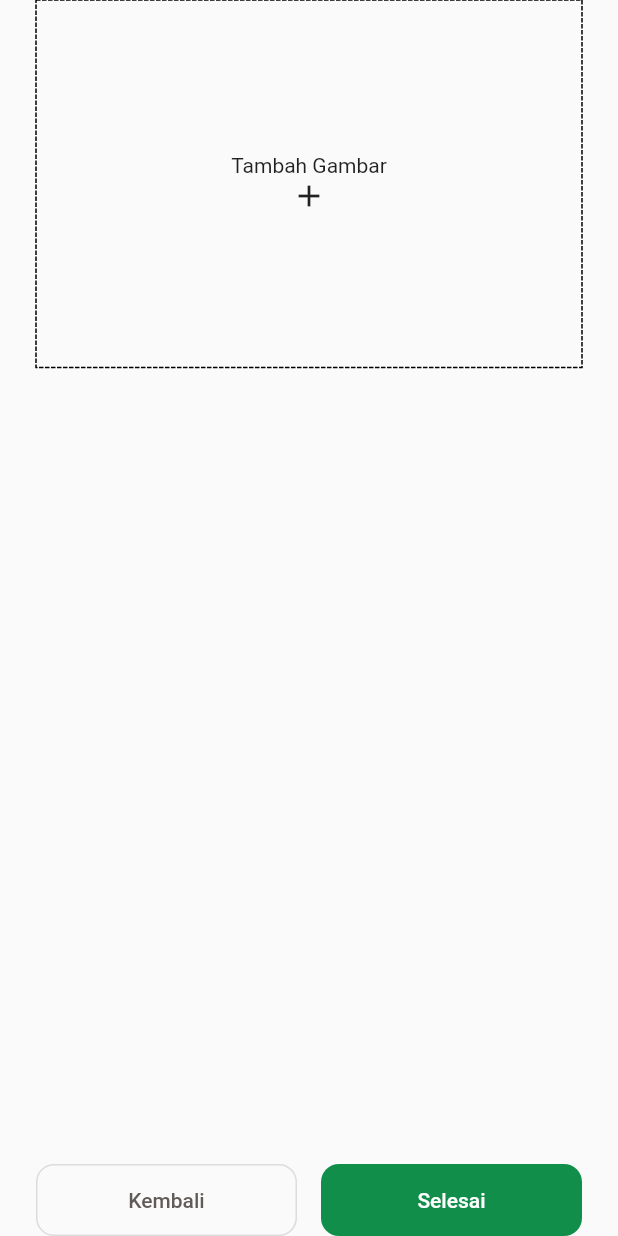
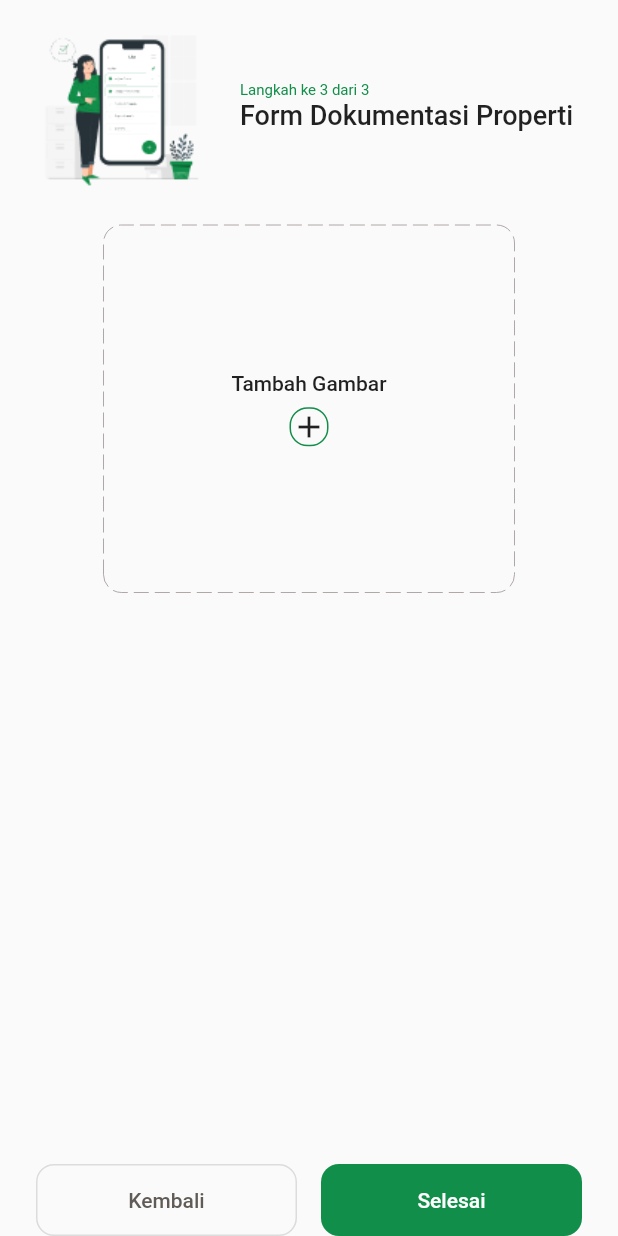
Before and after one commit to hezbims/Kiossku-Flutter, a Flutter app: the Form3Screen screen opened by its route, on a phone screen of 412 x 824 dp. Run offline on Flutter 3.47's test engine with Material 2 defaults, Android fonts, the phone set to English and light mode, and no system bars; drawn by our look-alikes of dotted_border; our stand-ins replace cached_network_image, fluttertoast, get, image_picker; network calls fail; Roboto replaces fonts that are missing (DM Sans).

Commit message:
Betulin tampilan form3

```diff
--- a/lib/fitur_submit_properti/presentation/form_3/form_3_screen.dart
+++ b/lib/fitur_submit_properti/presentation/form_3/form_3_screen.dart
@@ -5,6 +5,7 @@ import 'package:kiossku_flutter/fitur_submit_properti/presentation/form_3/form_3
 import 'package:kiossku_flutter/fitur_submit_properti/presentation/form_3/ui_component/deletable_gambar.dart';
 import 'package:kiossku_flutter/fitur_submit_properti/presentation/form_3/ui_component/tambah_gambar.dart';
 import 'package:kiossku_flutter/fitur_submit_properti/presentation/ui_component/back_next_button.dart';
+import 'package:kiossku_flutter/fitur_submit_properti/presentation/ui_component/form_header.dart';
 
 class Form3Screen extends StatelessWidget{
   const Form3Screen({
@@ -15,15 +16,29 @@ class Form3Screen extends StatelessWidget{
   Widget build(BuildContext context) {
     return SafeArea(
         child: Scaffold(
-          body: Padding(
-            padding: const EdgeInsets.symmetric(horizontal: 24),
-            child: GetBuilder<Form3Controller>(
+          body: GetBuilder<Form3Controller>(
             builder: (controller) {
               return Column(
                 children: [
                   Expanded(
-                      child: ListView(
+                    child: SingleChildScrollView(
+                      child: SizedBox(
+                        width: double.infinity,
+                        child: Column(
+                            crossAxisAlignment: CrossAxisAlignment.center,
                             children : [
+                              const SizedBox(height: 16,),
+
+                              Padding(
+                                padding: const EdgeInsets.symmetric(horizontal: 24),
+                                child: FormHeader(
+                                    formNumber: 3,
+                                    title: "Form Dokumentasi Properti"
+                                ),
+                              ),
+
+                              const SizedBox(height: 24,),
+
                               const TambahGambar(),
                               ...List.generate(
                                   controller.images.length ,
@@ -39,21 +54,26 @@ class Form3Screen extends StatelessWidget{
                                             }
                                         ),
                                       )
-                            )
+                              ),
+                              SizedBox(height: 32,)
                             ]
                         ),
                       ),
+                    ),
+                  ),
 
-                    BackNextButton(
+                  Padding(
+                    padding: const EdgeInsets.symmetric(horizontal: 24),
+                    child: BackNextButton(
                         clickNext: controller.clickNext,
                         clickBack: controller.clickBack,
                         nextText: "Selesai",
+                    ),
                   )
                 ],
               );
             }
           ),
-          ),
         )
     );
   }
--- a/lib/fitur_submit_properti/presentation/form_3/ui_component/tambah_gambar.dart
+++ b/lib/fitur_submit_properti/presentation/form_3/ui_component/tambah_gambar.dart
@@ -2,6 +2,7 @@ import 'package:dotted_border/dotted_border.dart';
 import 'package:flutter/material.dart';
 import 'package:get/get.dart';
 import 'package:kiossku_flutter/fitur_submit_properti/presentation/form_3/form_3_controller.dart';
+import 'package:kiossku_flutter/theme/kiossku_theme.dart';
 
 class TambahGambar extends StatelessWidget{
   const TambahGambar({super.key});
@@ -14,18 +15,40 @@ class TambahGambar extends StatelessWidget{
         return InkWell(
           onTap: controller.addNewImages,
           child: DottedBorder(
-              child: const Center(
+              dashPattern: [10 , 4],
+              strokeWidth: 0.5,
+              color: KiosskuColors.label,
+              borderType: BorderType.RRect,
+              radius: Radius.circular(12),
               child: SizedBox(
+                width: 270,
                 height: 241,
                 child: Column(
                   mainAxisAlignment: MainAxisAlignment.center,
                   mainAxisSize: MainAxisSize.max,
                   crossAxisAlignment: CrossAxisAlignment.center,
                   children: [
-                      Text("Tambah Gambar"),
-                      Icon(Icons.add)
+                    Text(
+                        "Tambah Gambar",
+                      style: TextStyle(
+                        fontWeight: FontWeight.w500,
+                      ),
+                    ),
+
+                    const SizedBox(height: 8),
+
+                    Container(
+                        decoration: BoxDecoration(
+                          borderRadius: BorderRadius.all(
+                              Radius.circular(12)
+                          ),
+                          border: Border.all(
+                            color: KiosskuColors.primary
+                          )
+                        ),
+                        child: Icon(Icons.add)
+                    )
                   ],
-                  ),
                 ),
               )
           ),
```
Also changed, not shown: lib/fitur_submit_properti/presentation/form_3/ui_component/deletable_gambar.dart (+17 -6 lines). Lines whose indentation alone changed are shown as unchanged.
